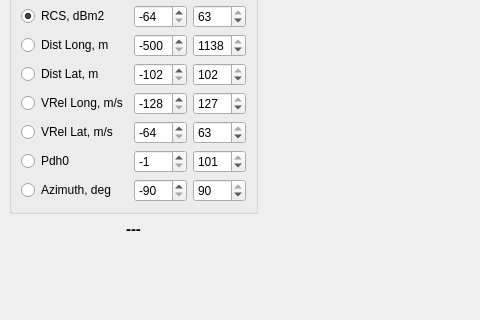
Old version of the form displaydata.ui in the repository anatoltrush/RadarVisual; both pictures show x 0 to 480 and y 457 to 777 of the 740 by 777 pixel window.
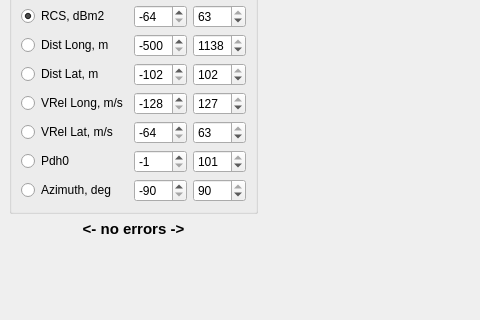
New version of the form. Icons and pictures are not drawn. Custom widgets are drawn as their Qt base class.

Diff of the .ui file:
```diff
--- a/displaydata.ui
+++ b/displaydata.ui
@@ -713,7 +713,7 @@
        </font>
       </property>
       <property name="text">
-       <string>---</string>
+       <string>&lt;- no errors -&gt;</string>
       </property>
       <property name="alignment">
        <set>Qt::AlignCenter</set>
```
